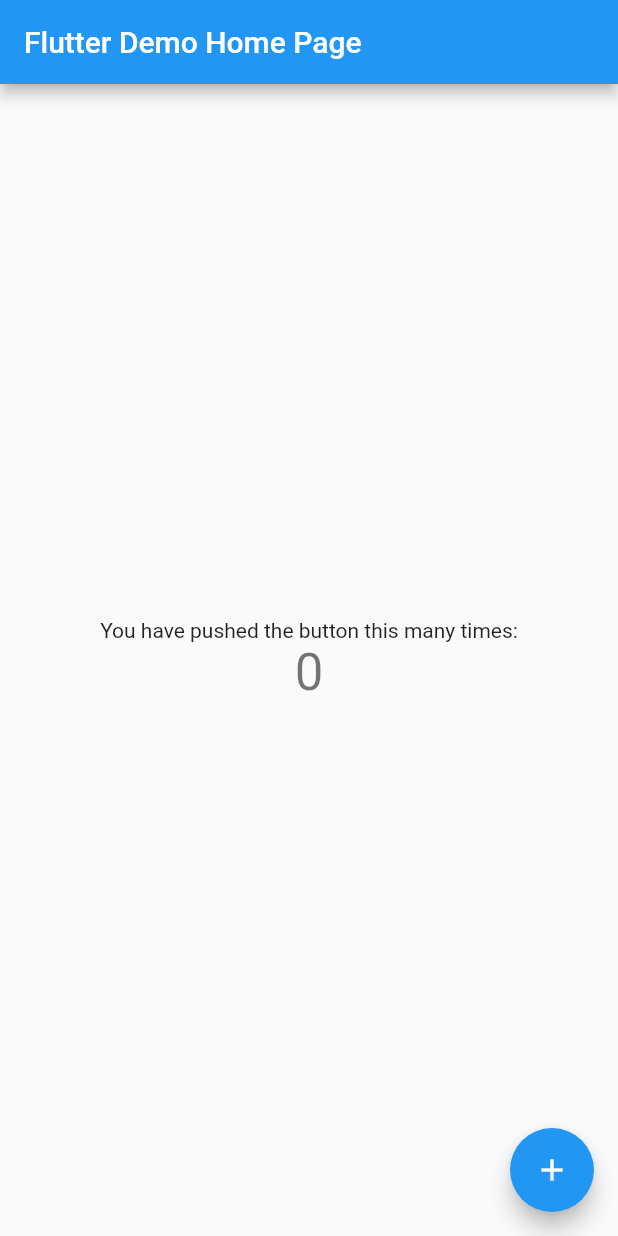
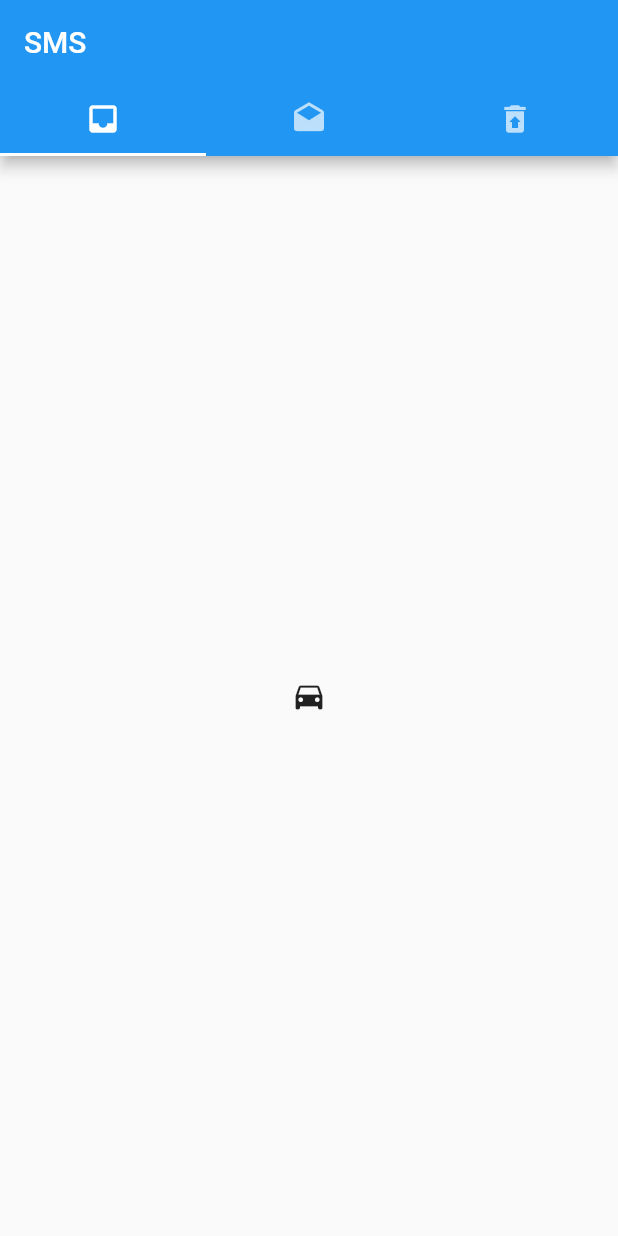
Before and after one commit to praba2210/sms101, a Flutter app: the screen it shows after launch, on a phone screen of 412 x 824 dp. Run offline on Flutter 3.47's test engine with Material 2 defaults, Android fonts, the phone set to English and light mode, and no system bars.

Commit message:
added nav

```diff
--- a/lib/main.dart
+++ b/lib/main.dart
@@ -1,111 +1,35 @@
 import 'package:flutter/material.dart';
 
-void main() => runApp(MyApp());
+void main() {
+  runApp(Sms101());
+}
 
-class MyApp extends StatelessWidget {
-  // This widget is the root of your application.
+class Sms101 extends StatelessWidget {
   @override
   Widget build(BuildContext context) {
     return MaterialApp(
-      title: 'Flutter Demo',
-      theme: ThemeData(
-        // This is the theme of your application.
-        //
-        // Try running your application with "flutter run". You'll see the
-        // application has a blue toolbar. Then, without quitting the app, try
-        // changing the primarySwatch below to Colors.green and then invoke
-        // "hot reload" (press "r" in the console where you ran "flutter run",
-        // or simply save your changes to "hot reload" in a Flutter IDE).
-        // Notice that the counter didn't reset back to zero; the application
-        // is not restarted.
-        primarySwatch: Colors.blue,
+      home: DefaultTabController(
+        length: 3,
+        child: Scaffold(
+          appBar: AppBar(
+            bottom: TabBar(
+              tabs: [
+                Tab(icon: Icon(Icons.inbox)),
+                Tab(icon: Icon(Icons.drafts)),
+                Tab(icon: Icon(Icons.restore_from_trash))
+              ],
+            ),
+            title: Text('SMS'),
+          ),
+          body: TabBarView(
+            children: [
+              Icon(Icons.directions_car),
+              Icon(Icons.directions_transit),
+              Icon(Icons.directions_bike),
+            ],
+          ),
+        ),
       ),
-      home: MyHomePage(title: 'Flutter Demo Home Page'),
     );
   }
 }
-
-class MyHomePage extends StatefulWidget {
-  MyHomePage({Key key, this.title}) : super(key: key);
-
-  // This widget is the home page of your application. It is stateful, meaning
-  // that it has a State object (defined below) that contains fields that affect
-  // how it looks.
-
-  // This class is the configuration for the state. It holds the values (in this
-  // case the title) provided by the parent (in this case the App widget) and
-  // used by the build method of the State. Fields in a Widget subclass are
-  // always marked "final".
-
-  final String title;
-
-  @override
-  _MyHomePageState createState() => _MyHomePageState();
-}
-
-class _MyHomePageState extends State<MyHomePage> {
-  int _counter = 0;
-
-  void _incrementCounter() {
-    setState(() {
-      // This call to setState tells the Flutter framework that something has
-      // changed in this State, which causes it to rerun the build method below
-      // so that the display can reflect the updated values. If we changed
-      // _counter without calling setState(), then the build method would not be
-      // called again, and so nothing would appear to happen.
-      _counter++;
-    });
-  }
-
-  @override
-  Widget build(BuildContext context) {
-    // This method is rerun every time setState is called, for instance as done
-    // by the _incrementCounter method above.
-    //
-    // The Flutter framework has been optimized to make rerunning build methods
-    // fast, so that you can just rebuild anything that needs updating rather
-    // than having to individually change instances of widgets.
-    return Scaffold(
-      appBar: AppBar(
-        // Here we take the value from the MyHomePage object that was created by
-        // the App.build method, and use it to set our appbar title.
-        title: Text(widget.title),
-      ),
-      body: Center(
-        // Center is a layout widget. It takes a single child and positions it
-        // in the middle of the parent.
-        child: Column(
-          // Column is also a layout widget. It takes a list of children and
-          // arranges them vertically. By default, it sizes itself to fit its
-          // children horizontally, and tries to be as tall as its parent.
-          //
-          // Invoke "debug painting" (press "p" in the console, choose the
-          // "Toggle Debug Paint" action from the Flutter Inspector in Android
-          // Studio, or the "Toggle Debug Paint" command in Visual Studio Code)
-          // to see the wireframe for each widget.
-          //
-          // Column has various properties to control how it sizes itself and
-          // how it positions its children. Here we use mainAxisAlignment to
-          // center the children vertically; the main axis here is the vertical
-          // axis because Columns are vertical (the cross axis would be
-          // horizontal).
-          mainAxisAlignment: MainAxisAlignment.center,
-          children: <Widget>[
-            Text(
-              'You have pushed the button this many times:',
-            ),
-            Text(
-              '$_counter',
-              style: Theme.of(context).textTheme.headline4,
-            ),
-          ],
-        ),
-      ),
-      floatingActionButton: FloatingActionButton(
-        onPressed: _incrementCounter,
-        tooltip: 'Increment',
-        child: Icon(Icons.add),
-      ), // This trailing comma makes auto-formatting nicer for build methods.
-    );
-  }
-}
```
